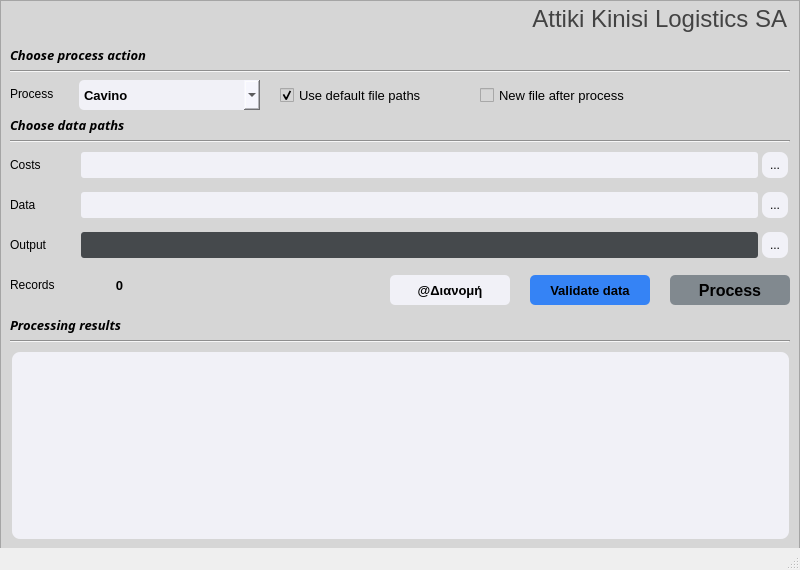
The window that gui/ui_resources/aztool_akl_gui.ui (kosazna/atakl) describes before a commit, drawn with Qt 5.
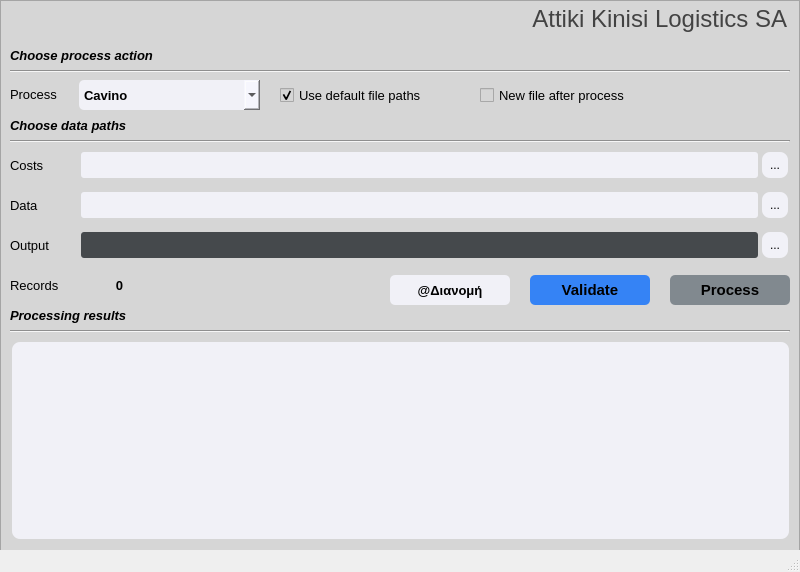
The same window after the commit.

```diff
--- a/gui/ui_resources/aztool_akl_gui.ui
+++ b/gui/ui_resources/aztool_akl_gui.ui
@@ -7,7 +7,7 @@
     <x>0</x>
     <y>0</y>
     <width>800</width>
-    <height>570</height>
+    <height>572</height>
    </rect>
   </property>
   <property name="windowTitle">
@@ -20,7 +20,7 @@
       <x>0</x>
       <y>0</y>
       <width>800</width>
-      <height>550</height>
+      <height>551</height>
      </rect>
     </property>
     <property name="palette">
@@ -278,7 +278,8 @@
      </property>
      <property name="font">
       <font>
-       <pointsize>9</pointsize>
+       <family>Segoe UI</family>
+       <pointsize>10</pointsize>
       </font>
      </property>
      <property name="text">
@@ -296,7 +297,8 @@
      </property>
      <property name="font">
       <font>
-       <pointsize>9</pointsize>
+       <family>Segoe UI</family>
+       <pointsize>10</pointsize>
       </font>
      </property>
      <property name="text">
@@ -314,7 +316,8 @@
      </property>
      <property name="font">
       <font>
-       <pointsize>9</pointsize>
+       <family>Segoe UI</family>
+       <pointsize>10</pointsize>
       </font>
      </property>
      <property name="text">
@@ -332,7 +335,8 @@
      </property>
      <property name="font">
       <font>
-       <pointsize>9</pointsize>
+       <family>Segoe UI</family>
+       <pointsize>10</pointsize>
       </font>
      </property>
      <property name="text">
@@ -350,7 +354,7 @@
      </property>
      <property name="font">
       <font>
-       <family>Century Gothic</family>
+       <family>Segoe UI</family>
        <pointsize>10</pointsize>
        <weight>75</weight>
        <italic>true</italic>
@@ -372,7 +376,7 @@
      </property>
      <property name="font">
       <font>
-       <family>Century Gothic</family>
+       <family>Segoe UI</family>
        <pointsize>10</pointsize>
        <weight>75</weight>
        <italic>true</italic>
@@ -387,14 +391,14 @@
      <property name="geometry">
       <rect>
        <x>10</x>
-       <y>310</y>
+       <y>300</y>
        <width>200</width>
        <height>30</height>
       </rect>
      </property>
      <property name="font">
       <font>
-       <family>Century Gothic</family>
+       <family>Segoe UI</family>
        <pointsize>10</pointsize>
        <weight>75</weight>
        <italic>true</italic>
@@ -435,7 +439,7 @@
      <property name="geometry">
       <rect>
        <x>10</x>
-       <y>340</y>
+       <y>330</y>
        <width>780</width>
        <height>3</height>
       </rect>
@@ -521,7 +525,7 @@
      <property name="font">
       <font>
        <family>Segoe UI</family>
-       <pointsize>12</pointsize>
+       <pointsize>11</pointsize>
        <weight>75</weight>
        <bold>true</bold>
       </font>
@@ -809,9 +813,9 @@
      <property name="geometry">
       <rect>
        <x>10</x>
-       <y>350</y>
+       <y>340</y>
        <width>781</width>
-       <height>191</height>
+       <height>201</height>
       </rect>
      </property>
      <property name="font">
@@ -872,7 +876,8 @@
      </property>
      <property name="font">
       <font>
-       <pointsize>9</pointsize>
+       <family>Segoe UI</family>
+       <pointsize>10</pointsize>
       </font>
      </property>
      <property name="text">
@@ -934,7 +939,7 @@
      <property name="font">
       <font>
        <family>Segoe UI</family>
-       <pointsize>10</pointsize>
+       <pointsize>11</pointsize>
        <weight>75</weight>
        <bold>true</bold>
       </font>
@@ -947,7 +952,7 @@
 </string>
      </property>
      <property name="text">
-      <string>Validate data</string>
+      <string>Validate</string>
      </property>
     </widget>
     <widget class="QCheckBox" name="tick_export_new">
```
Left out of the diff: 6 changed lines with no effect on the pictures.
